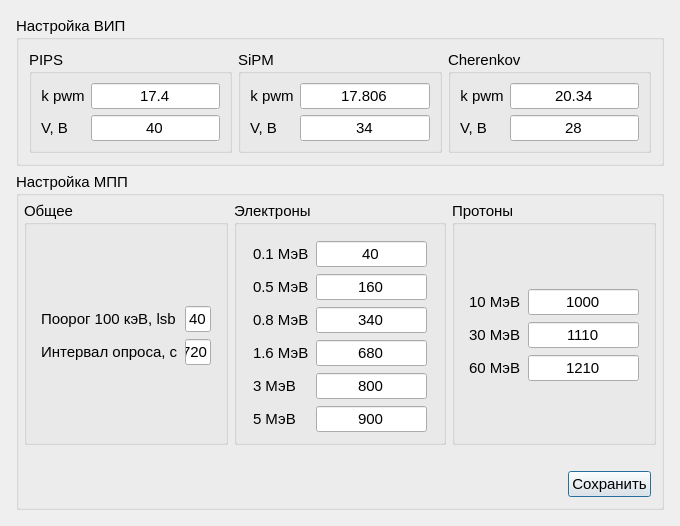
Old version of the form style/DialogConfig.ui in the repository AtariVC/ddii_scopus.
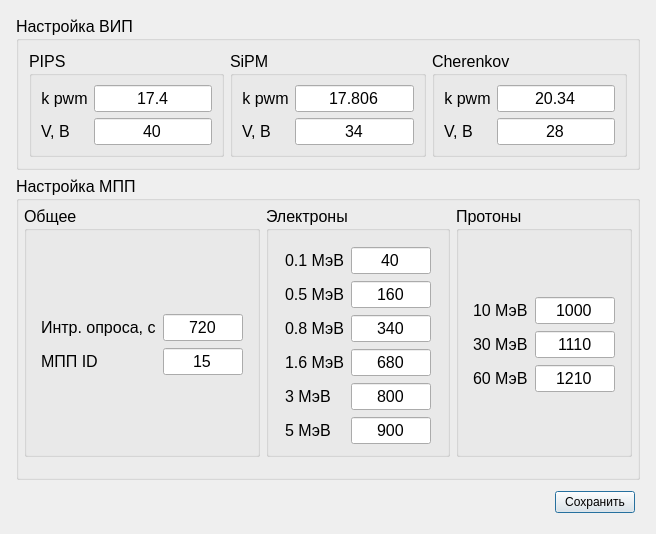
New version of the form.

Diff of the .ui file:
```diff
--- a/style/DialogConfig.ui
+++ b/style/DialogConfig.ui
@@ -6,8 +6,8 @@
    <rect>
     <x>0</x>
     <y>0</y>
-    <width>680</width>
-    <height>447</height>
+    <width>595</width>
+    <height>458</height>
    </rect>
   </property>
   <property name="windowTitle">
@@ -32,9 +32,16 @@
       <widget class="QGroupBox" name="groupBox">
        <property name="font">
         <font>
-         <pointsize>11</pointsize>
+         <family>MS Shell Dlg 2</family>
+         <pointsize>12</pointsize>
+         <weight>50</weight>
+         <italic>false</italic>
+         <bold>false</bold>
         </font>
        </property>
+       <property name="styleSheet">
+        <string notr="true">font: 12pt &quot;MS Shell Dlg 2&quot;;</string>
+       </property>
        <property name="title">
         <string>Настройка ВИП</string>
        </property>
@@ -227,9 +234,16 @@
       <widget class="QGroupBox" name="groupBox_2">
        <property name="font">
         <font>
-         <pointsize>11</pointsize>
+         <family>MS Shell Dlg 2</family>
+         <pointsize>12</pointsize>
+         <weight>50</weight>
+         <italic>false</italic>
+         <bold>false</bold>
         </font>
        </property>
+       <property name="styleSheet">
+        <string notr="true">font: 12pt &quot;MS Shell Dlg 2&quot;;</string>
+       </property>
        <property name="title">
         <string>Настройка МПП</string>
        </property>
@@ -246,42 +260,6 @@
         <property name="bottomMargin">
          <number>5</number>
         </property>
-        <item row="2" column="0">
-         <layout class="QHBoxLayout" name="horizontalLayout_4">
-          <property name="leftMargin">
-           <number>5</number>
-          </property>
-          <property name="topMargin">
-           <number>5</number>
-          </property>
-          <property name="rightMargin">
-           <number>5</number>
-          </property>
-          <property name="bottomMargin">
-           <number>5</number>
-          </property>
-          <item>
-           <spacer name="horizontalSpacer_4">
-            <property name="orientation">
-             <enum>Qt::Horizontal</enum>
-            </property>
-            <property name="sizeHint" stdset="0">
-             <size>
-              <width>40</width>
-              <height>20</height>
-             </size>
-            </property>
-           </spacer>
-          </item>
-          <item>
-           <widget class="QPushButton" name="pushButton_save_mpp">
-            <property name="text">
-             <string>Сохранить</string>
-            </property>
-           </widget>
-          </item>
-         </layout>
-        </item>
         <item row="0" column="0">
          <layout class="QGridLayout" name="gridLayout_5" columnstretch="1,0,0">
           <property name="bottomMargin">
@@ -395,6 +373,12 @@
                </item>
                <item row="0" column="1">
                 <widget class="QLineEdit" name="lineEdit_lvl_0_1">
+                 <property name="minimumSize">
+                  <size>
+                   <width>80</width>
+                   <height>0</height>
+                  </size>
+                 </property>
                  <property name="text">
                   <string>40</string>
                  </property>
@@ -479,6 +463,12 @@
                </property>
                <item row="0" column="1">
                 <widget class="QLineEdit" name="lineEdit_lvl_10">
+                 <property name="minimumSize">
+                  <size>
+                   <width>80</width>
+                   <height>0</height>
+                  </size>
+                 </property>
                  <property name="text">
                   <string>1000</string>
                  </property>
@@ -538,7 +528,7 @@
             <property name="title">
              <string>Общее</string>
             </property>
-            <layout class="QGridLayout" name="gridLayout_14" rowstretch="0,0">
+            <layout class="QGridLayout" name="gridLayout_14" rowstretch="0">
              <property name="leftMargin">
               <number>7</number>
              </property>
@@ -575,31 +565,30 @@
                 <number>7</number>
                </property>
                <item row="0" column="0">
-                <widget class="QLabel" name="label_7">
-                 <property name="text">
-                  <string>Поорог 100 кэВ, lsb</string>
-                 </property>
-                </widget>
-               </item>
-               <item row="1" column="0">
                 <widget class="QLabel" name="label_8">
                  <property name="text">
-                  <string>Интервал опроса, с</string>
-                 </property>
-                </widget>
-               </item>
-               <item row="0" column="2">
-                <widget class="QLineEdit" name="lineEdit_th_100">
-                 <property name="text">
-                  <string>40</string>
-                 </property>
-                 <property name="alignment">
-                  <set>Qt::AlignCenter</set>
+                  <string>Интр. опроса, с</string>
                  </property>
                 </widget>
                </item>
                <item row="1" column="2">
+                <widget class="QLineEdit" name="lineEdit_cfg_mpp_id">
+                 <property name="text">
+                  <string>15</string>
+                 </property>
+                 <property name="alignment">
+                  <set>Qt::AlignCenter</set>
+                 </property>
+                </widget>
+               </item>
+               <item row="0" column="2">
                 <widget class="QLineEdit" name="lineEdit_interval">
+                 <property name="minimumSize">
+                  <size>
+                   <width>80</width>
+                   <height>0</height>
+                  </size>
+                 </property>
                  <property name="text">
                   <string>720</string>
                  </property>
@@ -608,6 +597,13 @@
                  </property>
                 </widget>
                </item>
+               <item row="1" column="0">
+                <widget class="QLabel" name="label_18">
+                 <property name="text">
+                  <string>МПП ID</string>
+                 </property>
+                </widget>
+               </item>
               </layout>
              </item>
             </layout>
@@ -618,6 +614,45 @@
        </layout>
       </widget>
      </item>
+     <item row="2" column="0">
+      <layout class="QHBoxLayout" name="horizontalLayout_4">
+       <property name="leftMargin">
+        <number>5</number>
+       </property>
+       <property name="topMargin">
+        <number>5</number>
+       </property>
+       <property name="rightMargin">
+        <number>5</number>
+       </property>
+       <property name="bottomMargin">
+        <number>5</number>
+       </property>
+       <item>
+        <spacer name="horizontalSpacer_4">
+         <property name="orientation">
+          <enum>Qt::Horizontal</enum>
+         </property>
+         <property name="sizeHint" stdset="0">
+          <size>
+           <width>40</width>
+           <height>20</height>
+          </size>
+         </property>
+        </spacer>
+       </item>
+       <item>
+        <widget class="QPushButton" name="pushButton_save_mpp">
+         <property name="styleSheet">
+          <string notr="true">font: 12pt &quot;MS Shell Dlg 2&quot;;</string>
+         </property>
+         <property name="text">
+          <string>Сохранить</string>
+         </property>
+        </widget>
+       </item>
+      </layout>
+     </item>
     </layout>
    </item>
   </layout>
```
